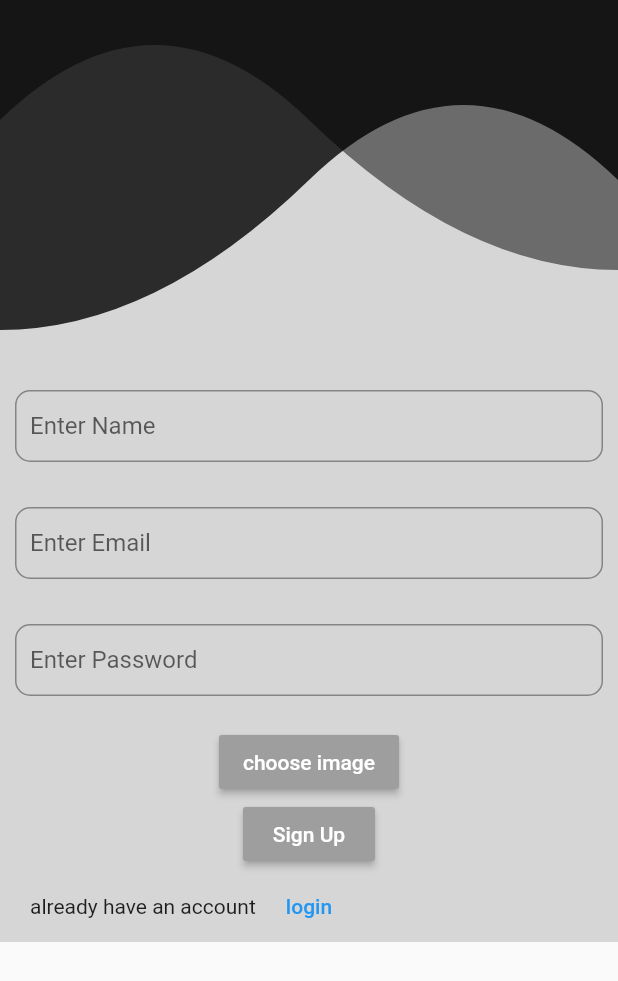
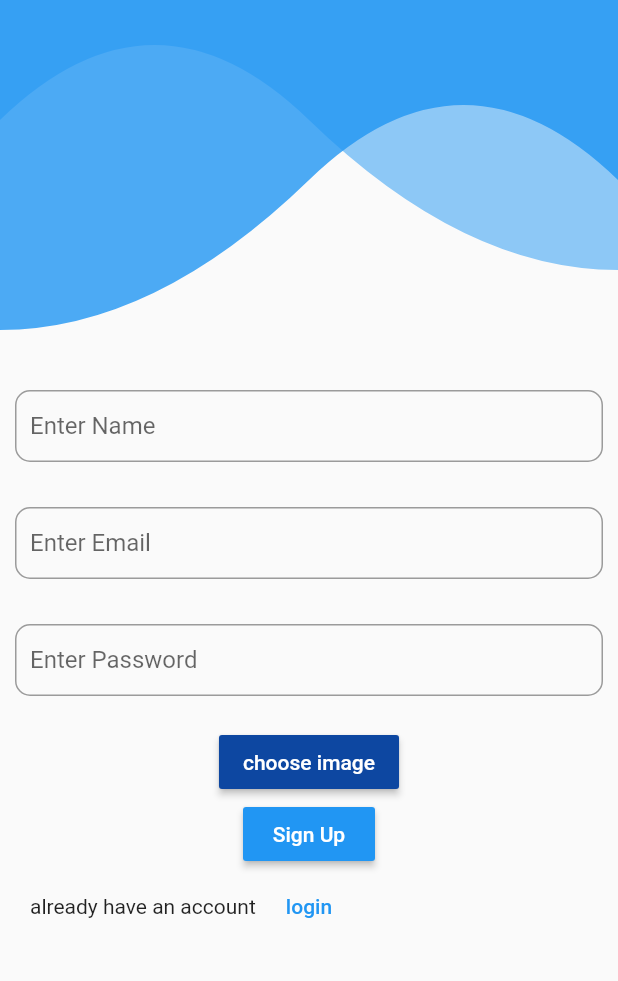
Before and after one commit to DaliaKarem/Restaurant_app, a Flutter app: the Reg screen opened by its route, after a tap on "Sign Up", on a phone screen of 412 x 824 dp. Shown: the top 981 px of the screen. Run offline on Flutter 3.47's test engine with Material 2 defaults, Android fonts, the phone set to English and light mode, and no system bars; our stand-ins replace awesome_dialog, cached_network_image, dotted_border, flutter_native_splash, flutter_rating_bar, google_fonts and 2 more; accounts and stored records are empty; network calls fail.

Commit message:
Update Design

```diff
--- a/lib/core/Widgets/textfield.dart
+++ b/lib/core/Widgets/textfield.dart
@@ -15,7 +15,7 @@ class CustomTextForm extends StatelessWidget {
             hintText: hint,
             contentPadding: EdgeInsets.symmetric(vertical:8,horizontal: 10 ),
             border: OutlineInputBorder(
-                borderSide: BorderSide(color: Colors.black,width: 1),
+                borderSide: BorderSide(color: Colors.blue.shade900,width: 1),
                 borderRadius: BorderRadius.all(Radius.circular(10))
             )
         ),
--- a/lib/main.dart
+++ b/lib/main.dart
@@ -9,6 +9,7 @@ import 'package:restaurantapp/modules/Registration/presentation/Registration.dar
 import 'package:restaurantapp/modules/Registration/presentation/login.dart';
 import 'package:restaurantapp/modules/Registration/presentation/signup.dart';
 import 'package:restaurantapp/modules/Setings/presentation/Settings.dart';
+import 'package:restaurantapp/modules/onboarding/onboarding.dart';
 import 'package:shared_preferences/shared_preferences.dart';
 
 late SharedPreferences sharedPreferences;
@@ -23,9 +24,10 @@ class MyApp extends StatelessWidget {
   Widget build(BuildContext context) {
     return MaterialApp(
       debugShowCheckedModeBanner: false,
-      initialRoute: sharedPreferences.getString("user_id")==null ?"Reg" :"Home" ,
-      home: Reg(),
+      initialRoute: sharedPreferences.getString("user_id")==null ?"onboarding" :"Home" ,
+      home: onboarding(),
       routes: {
+        "onboarding":(context)=>onboarding(),
         "Home":(context)=>Home(),
         "Reg":(context)=>Reg(),
         "login":(context)=>login(),
--- a/lib/modules/Registration/presentation/Registration.dart
+++ b/lib/modules/Registration/presentation/Registration.dart
@@ -1,4 +1,5 @@
 import 'package:flutter/material.dart';
+import 'package:google_fonts/google_fonts.dart';
 class Reg extends StatefulWidget {
   const Reg({Key? key}) : super(key: key);
 
@@ -10,20 +11,22 @@ class _RegState extends State<Reg> {
   @override
   Widget build(BuildContext context) {
     return Scaffold(
-      body: Container(
-        decoration: BoxDecoration(
-          color: Colors.black,
-          image: DecorationImage(
-              image: NetworkImage("https://img.freepik.com/premium-photo/italian-food-with-ingredients_1220-4675.jpg?w=3000"),
-              fit: BoxFit.cover
+      backgroundColor: Colors.white,
+      body: Column(
+        children: [
+          Padding(
+            padding: const EdgeInsets.only(top: 50.0,right: 10,left: 10),
+            child: Text("Welcome To Our Restaurant",style: GoogleFonts.pacifico(fontStyle: FontStyle.italic,color: Colors.lightBlue,fontSize: 30),),
           ),
+
+          Container(
+            height: 400,
+            child: Image.network("https://cdni.iconscout.com/illustration/premium/thumb/order-food-by-mobile-4119521-3418350.png"),
     ),
-        child:
           Align(
             alignment: Alignment.bottomCenter,
             child: Column(
               children: [
-              Text("Welcome To Our Restaurant",style: TextStyle(fontStyle: FontStyle.italic,color: Colors.grey,fontSize: 30),),
                 TextButton(
                   onPressed: () {
                     Navigator.of(context).pushNamed("signup");
@@ -31,7 +34,7 @@ class _RegState extends State<Reg> {
                   child: Container(
                     decoration: BoxDecoration(
                       borderRadius: BorderRadius.all(Radius.circular(20)),
-                    color: Colors.grey,
+                      color: Colors.lightBlue,
                     ),
                     padding: const EdgeInsets.symmetric(vertical: 5, horizontal: 10),
                     child: const Text(
@@ -47,7 +50,7 @@ class _RegState extends State<Reg> {
                   child: Container(
                     decoration: BoxDecoration(
                       borderRadius: BorderRadius.all(Radius.circular(20)),
-                    color: Colors.grey,
+                      color: Colors.lightBlue,
                     ),
                     padding: const EdgeInsets.symmetric(vertical: 5, horizontal: 10),
                     child: const Text(
@@ -59,7 +62,8 @@ class _RegState extends State<Reg> {
               ],
             ),
           ),
-      ),
+        ],
+      )
     );
   }
 }
--- a/lib/modules/Registration/presentation/signup.dart
+++ b/lib/modules/Registration/presentation/signup.dart
@@ -66,10 +66,8 @@ class _SignupState extends State<Signup> {
   @override
   Widget build(BuildContext context) {
     return Scaffold(
-      body: ListView(
-        children: [
-          Container(
-            color: Colors.grey[350],
+      body: SingleChildScrollView(
+        child: Container(
           child: Form(
             key: formstate,
             child: Column(
@@ -80,7 +78,7 @@ class _SignupState extends State<Signup> {
                       clipper: WaveClipper(),
                       child: Container(
                         padding: const EdgeInsets.only(bottom: 450),
-                          color: Colors.black.withOpacity(.8),
+                        color: Colors.blue.withOpacity(.8),
                         height: 220,
                         alignment: Alignment.center,
                       ),
@@ -89,7 +87,7 @@ class _SignupState extends State<Signup> {
                       clipper: WaveClipper(waveDeep: 0, waveDeep2: 100),
                       child: Container(
                         padding: const EdgeInsets.only(bottom: 50),
-                          color: Colors.black.withOpacity(.5),
+                        color: Colors.blue.withOpacity(.5),
                         height: 180,
                         alignment: Alignment.center,
                       ),
@@ -174,7 +172,7 @@ class _SignupState extends State<Signup> {
                   },
                   child: Text("choose image"),
                   textColor: Colors.white,
-                    color: file == null ? Colors.grey : Colors.lightBlue,
+                  color: file == null ? Colors.blue.shade900 : Colors.lightBlue,
                 ),
                 MaterialButton(
 
@@ -184,7 +182,7 @@ class _SignupState extends State<Signup> {
                   },
                   child: Text("Sign Up"),
                   textColor: Colors.white,
-                    color: Colors.grey,
+                  color: Colors.blue,
                 ),
                 Padding(
                   padding: const EdgeInsets.only(left: 20),
@@ -204,9 +202,7 @@ class _SignupState extends State<Signup> {
             ),
           ),
         ),
-        ],
-
-      ),
+      )
     );
   }
 
```
Also changed, not shown: lib/core/Widgets/DrawerBar.dart (+8 -3 lines), lib/modules/Home/presentaion/HomePage.dart (+15 -5 lines), lib/modules/Registration/presentation/login.dart (+6 -5 lines), lib/modules/onboarding/onboarding.dart (added, +99 -0 lines), pubspec.yaml (+5 -3 lines), assets/onboarding/cart.png (added), assets/onboarding/delivery.png (added), assets/onboarding/start.png (added), pubspec.lock, 1 other file. Lines whose indentation alone changed are shown as unchanged.
